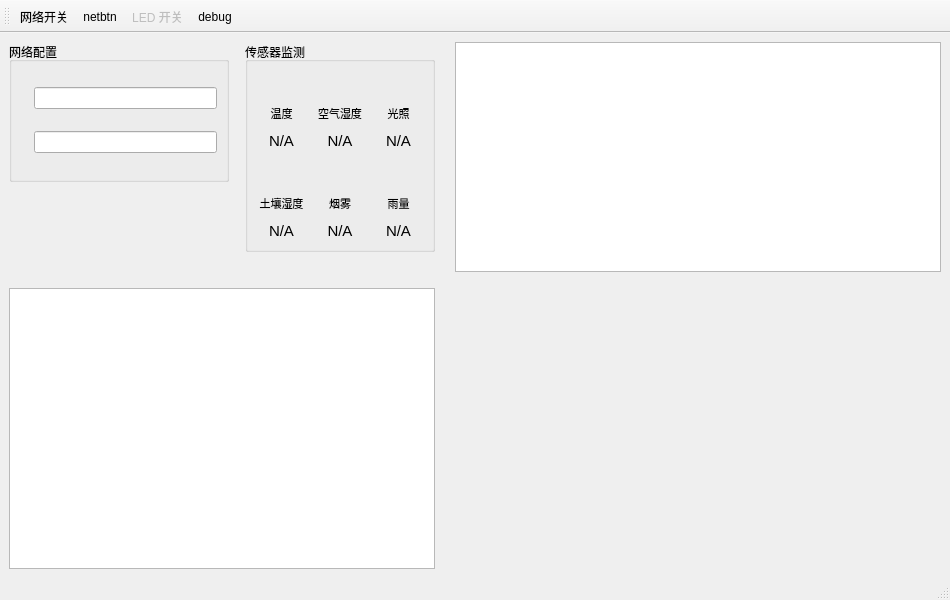
Before: the Qt Designer form mainwindow.ui in xuwujun-sys/Qt-Sensor-Monitor, drawn with Qt 5.
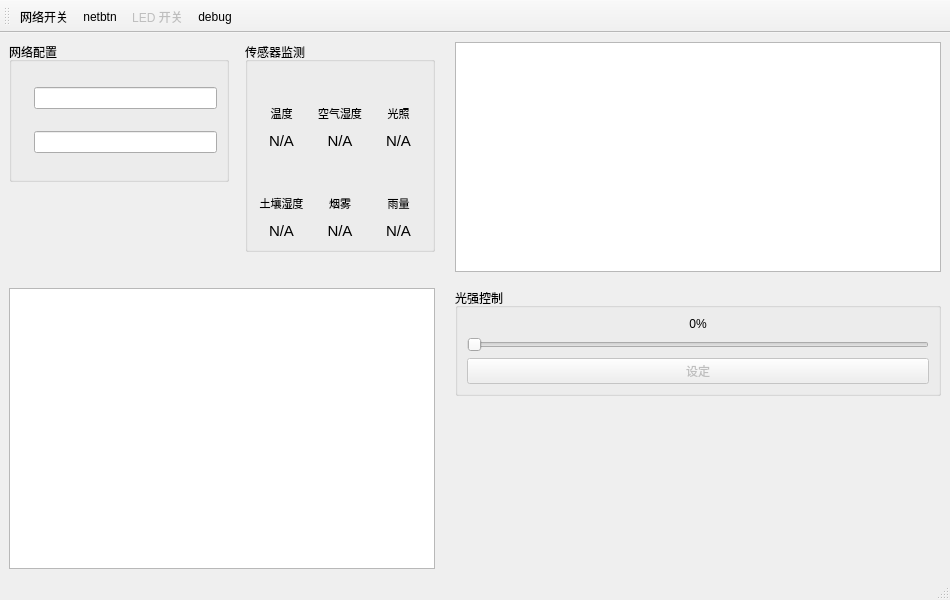
After: the same form once the commit is applied. Icons and pictures are not drawn. Custom widgets are drawn as their Qt base class.

Commit message: feat: add light intensity control and history data window

Patch:
```diff
--- a/mainwindow.ui
+++ b/mainwindow.ui
@@ -569,11 +569,60 @@
      </widget>
     </item>
     <item row="1" column="1">
-     <spacer name="futureControlsSpacer">
-      <property name="orientation">
-       <enum>Qt::Vertical</enum>
-      </property>
-     </spacer>
+     <layout class="QVBoxLayout" name="lightControlLayout">
+      <item>
+       <widget class="QGroupBox" name="lightControlGroupBox">
+        <property name="title">
+         <string>光强控制</string>
+        </property>
+        <layout class="QVBoxLayout" name="lightControlContentsLayout">
+         <item>
+          <widget class="QLabel" name="lightPwmValueLabel">
+           <property name="text">
+            <string>0%</string>
+           </property>
+           <property name="alignment">
+            <set>Qt::AlignCenter</set>
+           </property>
+          </widget>
+         </item>
+         <item>
+          <widget class="QSlider" name="lightSlider">
+           <property name="maximum">
+            <number>100</number>
+           </property>
+           <property name="orientation">
+            <enum>Qt::Horizontal</enum>
+           </property>
+          </widget>
+         </item>
+         <item>
+          <widget class="QPushButton" name="setLightButton">
+           <property name="enabled">
+            <bool>false</bool>
+           </property>
+           <property name="text">
+            <string>设定</string>
+           </property>
+          </widget>
+         </item>
+        </layout>
+       </widget>
+      </item>
+      <item>
+       <spacer name="futureControlsSpacer">
+        <property name="orientation">
+         <enum>Qt::Vertical</enum>
+        </property>
+        <property name="sizeHint" stdset="0">
+         <size>
+          <width>20</width>
+          <height>40</height>
+         </size>
+        </property>
+       </spacer>
+      </item>
+     </layout>
     </item>
    </layout>
   </widget>
```
The commit also changes 5 other files.
